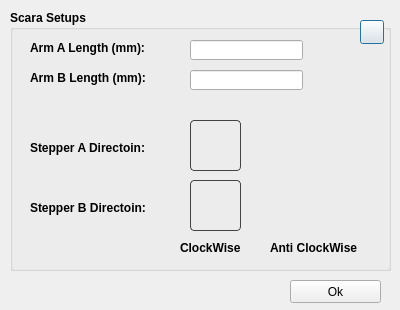
This is mDrawGui/ScaraSetup.ui in Makeblock-official/mDrawBot as Qt 5 draws it before an edit. The edited form follows.
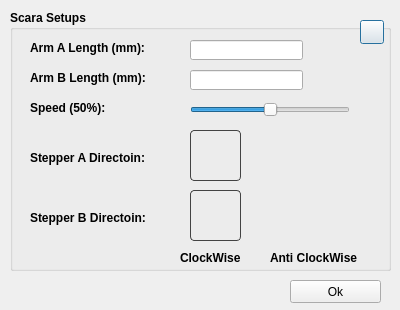
This is the edited form. Icons and pictures are not drawn.

Commit message: add speed control for xy and scara

Diff of the .ui file:
```diff
--- a/mDrawGui/ScaraSetup.ui
+++ b/mDrawGui/ScaraSetup.ui
@@ -86,7 +86,7 @@
     <property name="geometry">
      <rect>
       <x>20</x>
-      <y>130</y>
+      <y>140</y>
       <width>131</width>
       <height>16</height>
      </rect>
@@ -99,7 +99,7 @@
     <property name="geometry">
      <rect>
       <x>20</x>
-      <y>190</y>
+      <y>200</y>
       <width>131</width>
       <height>16</height>
      </rect>
@@ -112,7 +112,7 @@
     <property name="geometry">
      <rect>
       <x>180</x>
-      <y>110</y>
+      <y>120</y>
       <width>51</width>
       <height>51</height>
      </rect>
@@ -129,7 +129,7 @@
     <property name="geometry">
      <rect>
       <x>180</x>
-      <y>170</y>
+      <y>180</y>
       <width>51</width>
       <height>51</height>
      </rect>
@@ -146,7 +146,7 @@
     <property name="geometry">
      <rect>
       <x>270</x>
-      <y>110</y>
+      <y>120</y>
       <width>51</width>
       <height>51</height>
      </rect>
@@ -159,7 +159,7 @@
     <property name="geometry">
      <rect>
       <x>270</x>
-      <y>170</y>
+      <y>180</y>
       <width>51</width>
       <height>51</height>
      </rect>
@@ -199,7 +199,7 @@
     <property name="geometry">
      <rect>
       <x>170</x>
-      <y>230</y>
+      <y>240</y>
       <width>71</width>
       <height>16</height>
      </rect>
@@ -212,7 +212,7 @@
     <property name="geometry">
      <rect>
       <x>260</x>
-      <y>230</y>
+      <y>240</y>
       <width>91</width>
       <height>16</height>
      </rect>
@@ -221,6 +221,35 @@
      <string>Anti ClockWise</string>
     </property>
    </widget>
+   <widget class="QSlider" name="slidSpeed">
+    <property name="geometry">
+     <rect>
+      <x>180</x>
+      <y>90</y>
+      <width>160</width>
+      <height>19</height>
+     </rect>
+    </property>
+    <property name="value">
+     <number>50</number>
+    </property>
+    <property name="orientation">
+     <enum>Qt::Horizontal</enum>
+    </property>
+   </widget>
+   <widget class="QLabel" name="labelSpeed">
+    <property name="geometry">
+     <rect>
+      <x>20</x>
+      <y>90</y>
+      <width>131</width>
+      <height>16</height>
+     </rect>
+    </property>
+    <property name="text">
+     <string>Speed (50%):</string>
+    </property>
+   </widget>
   </widget>
   <widget class="QPushButton" name="btnOk">
    <property name="geometry">
```
The commit also changes 8 other files.
